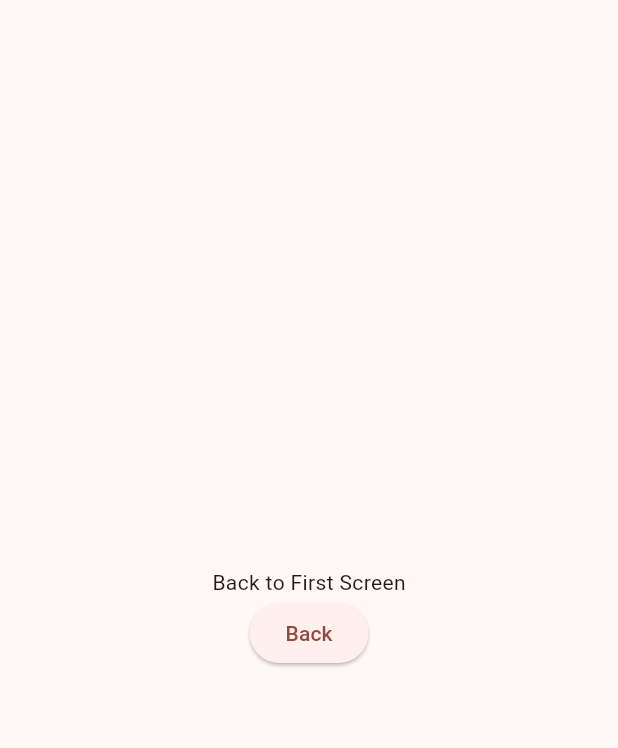
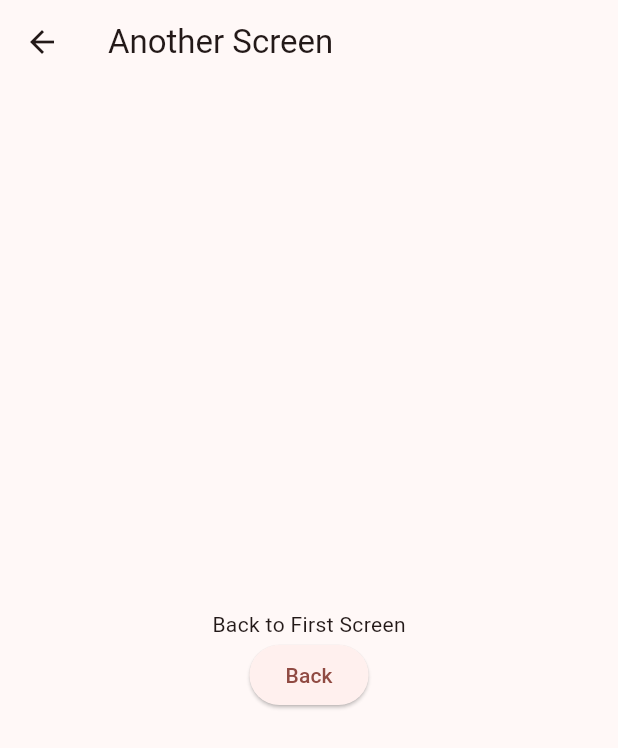
Before and after one commit to TataAdiN/Flutter-Fundamental-Learn, a Flutter app: the AnotherScreen screen opened by its route, on a phone screen of 412 x 824 dp. Shown: the top 748 px of the screen. Run offline on Flutter 3.47's test engine with Material 3 defaults, Android fonts, the phone set to English and light mode, and no system bars.

Commit message:
[feature][nav_learn.another_screen] add actionbar and pop when back button clicked

```diff
--- a/lib/navigations_learn/another_screen.dart
+++ b/lib/navigations_learn/another_screen.dart
@@ -6,6 +6,9 @@ class AnotherScreen extends StatelessWidget {
   @override
   Widget build(BuildContext context) {
     return Scaffold(
+      appBar: AppBar(
+        title: const Text('Another Screen'),
+      ),
       body: Center(
         child: Column(
           mainAxisAlignment: MainAxisAlignment.center,
@@ -13,7 +16,9 @@ class AnotherScreen extends StatelessWidget {
             const Text('Back to First Screen'),
             ElevatedButton(
               child: const Text('Back'),
-              onPressed: () {},
+              onPressed: () {
+                Navigator.pop(context);
+              },
             ),
           ],
         ),
```
